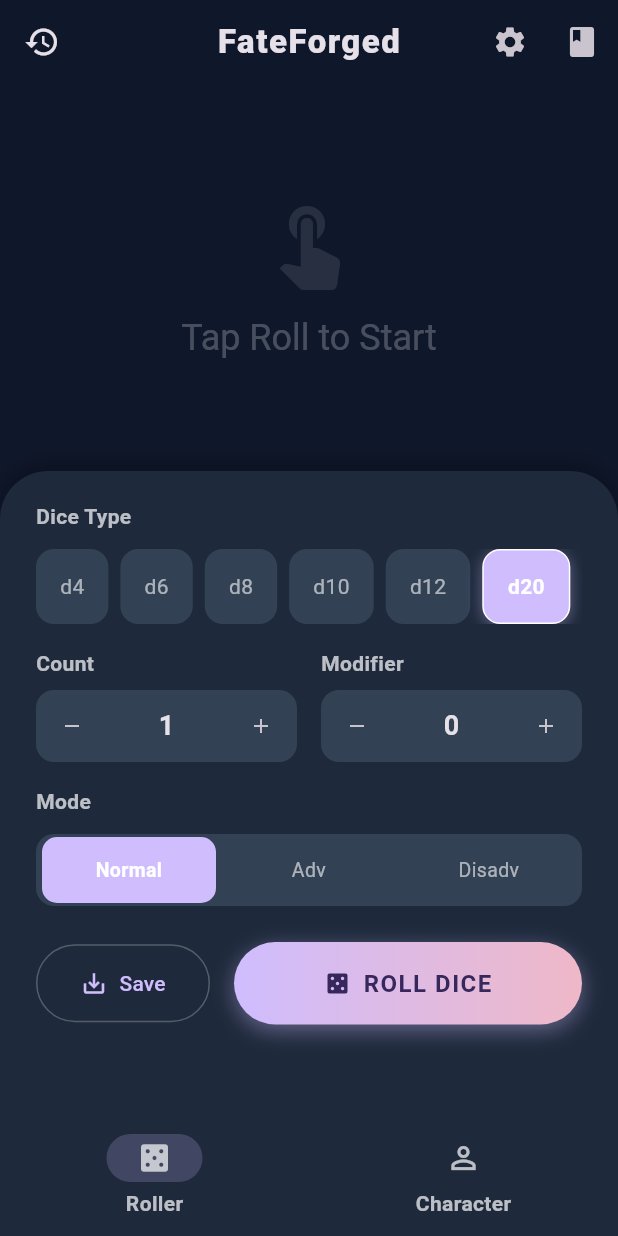
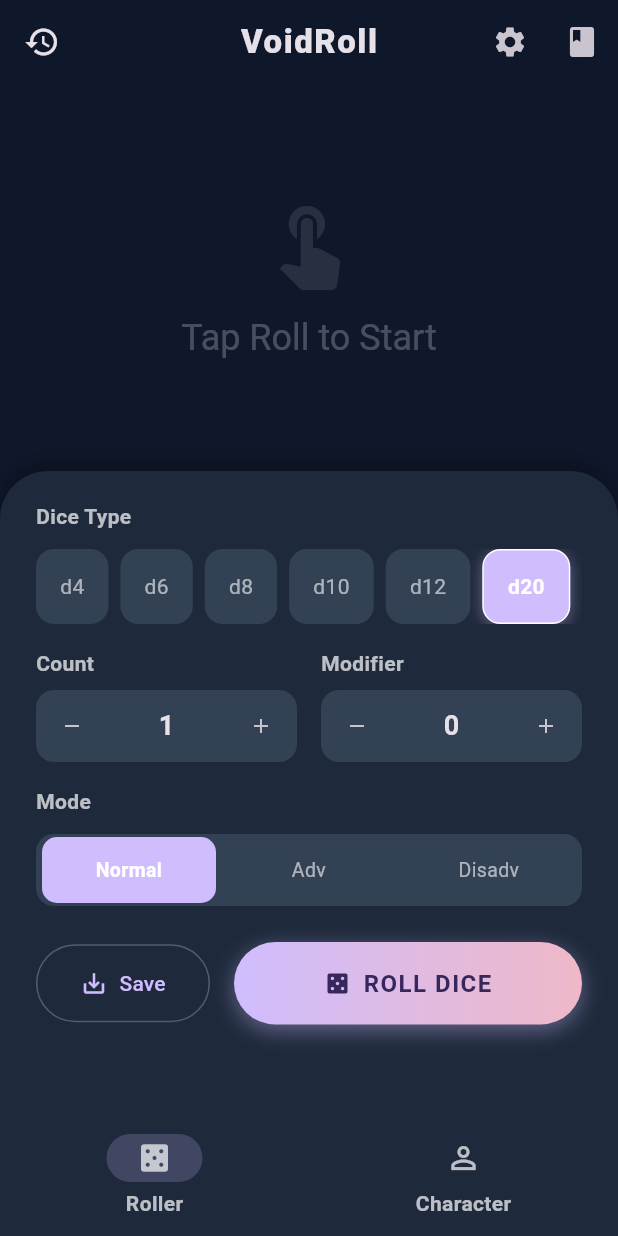
Before and after one commit to Mathiasdamgaard/dice-roller, a Flutter app: the screen it shows after launch, on a phone screen of 412 x 824 dp. Run offline on Flutter 3.47's test engine with Material 3 defaults, Android fonts, the phone set to English and light mode, and no system bars; our stand-ins replace shared_preferences.

```diff
--- a/lib/main.dart
+++ b/lib/main.dart
@@ -2,7 +2,7 @@ import 'package:dice_roller/screens/home_screen.dart';
 import 'package:flutter/material.dart';
 import 'package:provider/provider.dart';
 import 'providers/dice_controller.dart';
-import 'providers/character_controller.dart'; // Import new provider
+import 'providers/character_controller.dart';
 
 void main() async {
   WidgetsFlutterBinding.ensureInitialized();
@@ -10,7 +10,7 @@ void main() async {
   final diceController = DiceController();
   await diceController.loadState();
 
-  final charController = CharacterController(); // Initialize character
+  final charController = CharacterController();
   await charController.loadCharacter();
 
   runApp(
@@ -19,7 +19,7 @@ void main() async {
         ChangeNotifierProvider.value(value: diceController),
         ChangeNotifierProvider.value(
           value: charController,
-        ), // Register provider
+        ),
       ],
       child: const DiceApp(),
     ),
@@ -34,7 +34,7 @@ class DiceApp extends StatelessWidget {
     final seedColor = context.select((DiceController c) => c.seedColor);
 
     return MaterialApp(
-      title: 'FateForged',
+      title: 'VoidRoll',
       debugShowCheckedModeBanner: false,
       theme: ThemeData(
         useMaterial3: true,
@@ -45,7 +45,6 @@ class DiceApp extends StatelessWidget {
         ),
         scaffoldBackgroundColor: const Color(0xFF0F172A),
         splashFactory: InkSparkle.splashFactory,
-        // Customizing Navigation Bar Theme to match our dark look
         navigationBarTheme: NavigationBarThemeData(
           iconTheme: WidgetStateProperty.all(
             const IconThemeData(color: Colors.white70),
--- a/lib/screens/roller_screen.dart
+++ b/lib/screens/roller_screen.dart
@@ -93,7 +93,7 @@ class DiceRollerScreen extends StatelessWidget {
       resizeToAvoidBottomInset: false,
       appBar: AppBar(
         title: const Text(
-          "FateForged",
+          "VoidRoll",
           style: TextStyle(fontWeight: FontWeight.w900, letterSpacing: 1),
         ),
         backgroundColor: Colors.transparent,
```
Also changed, not shown: pubspec.yaml (+7 -2 lines), assets/icon/app_icon.png (added), 32 other files.
